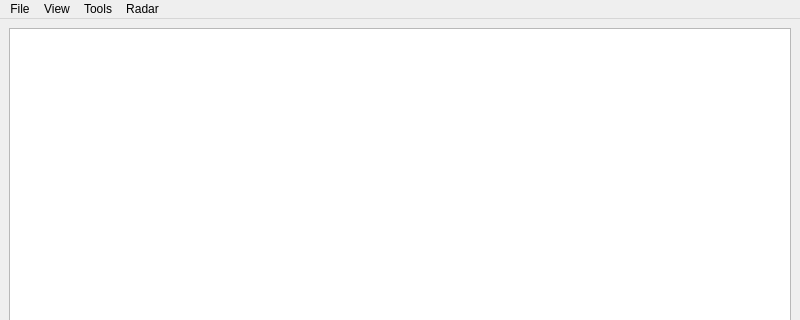
Old version of the form s57_draw/S57_DrawWindow.ui in the repository mistificator/s57_draw; both pictures show x 0 to 800 and y 0 to 320 of the 800 by 600 pixel window.
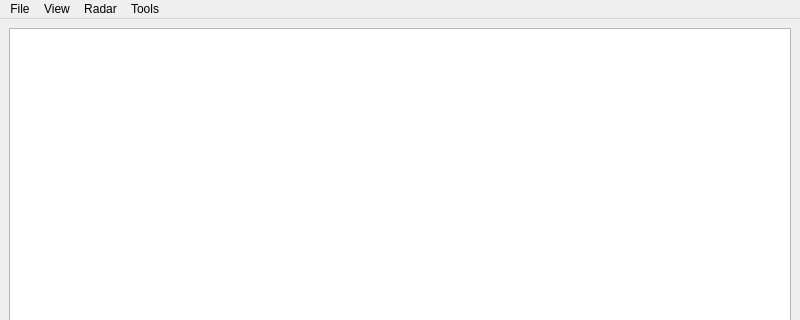
New version of the form.

The edit to the form file:
```diff
--- a/s57_draw/S57_DrawWindow.ui
+++ b/s57_draw/S57_DrawWindow.ui
@@ -126,8 +126,8 @@
    </widget>
    <addaction name="menuFile"/>
    <addaction name="menuView"/>
-   <addaction name="menuTools"/>
    <addaction name="menuRadar"/>
+   <addaction name="menuTools"/>
   </widget>
   <widget class="QStatusBar" name="statusbar"/>
   <action name="actionOpen">
```
Left out of the diff: 13 changed lines with no effect on the pictures.
